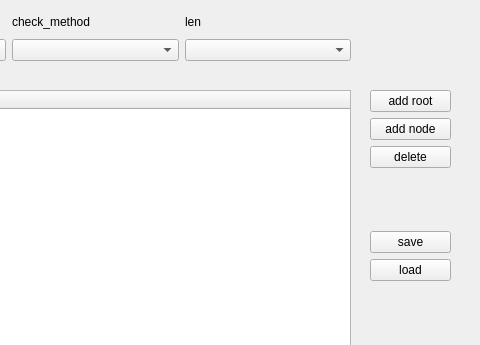
Above: ProtocolAnalyze/protocolgeneratordialog.ui from qingfengforum/ProtocolAnalyze before the change; both pictures show x 170 to 650 and y 0 to 345 of the 650 by 485 pixel window. Below: the same form after it.
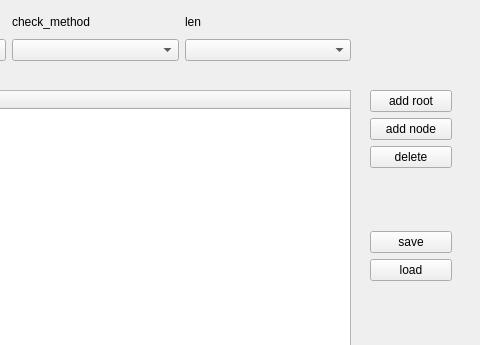
That is the form after the change.

Diff of the .ui file:
```diff
--- a/ProtocolAnalyze/protocolgeneratordialog.ui
+++ b/ProtocolAnalyze/protocolgeneratordialog.ui
@@ -10,6 +10,12 @@
     <height>485</height>
    </rect>
   </property>
+  <property name="sizePolicy">
+   <sizepolicy hsizetype="Preferred" vsizetype="Preferred">
+    <horstretch>0</horstretch>
+    <verstretch>0</verstretch>
+   </sizepolicy>
+  </property>
   <property name="windowTitle">
    <string>Dialog</string>
   </property>
@@ -91,7 +97,7 @@
     <rect>
      <x>540</x>
      <y>90</y>
-     <width>81</width>
+     <width>82</width>
      <height>191</height>
     </rect>
    </property>
```
Left out of the diff: 8 changed lines with no effect on the pictures.
